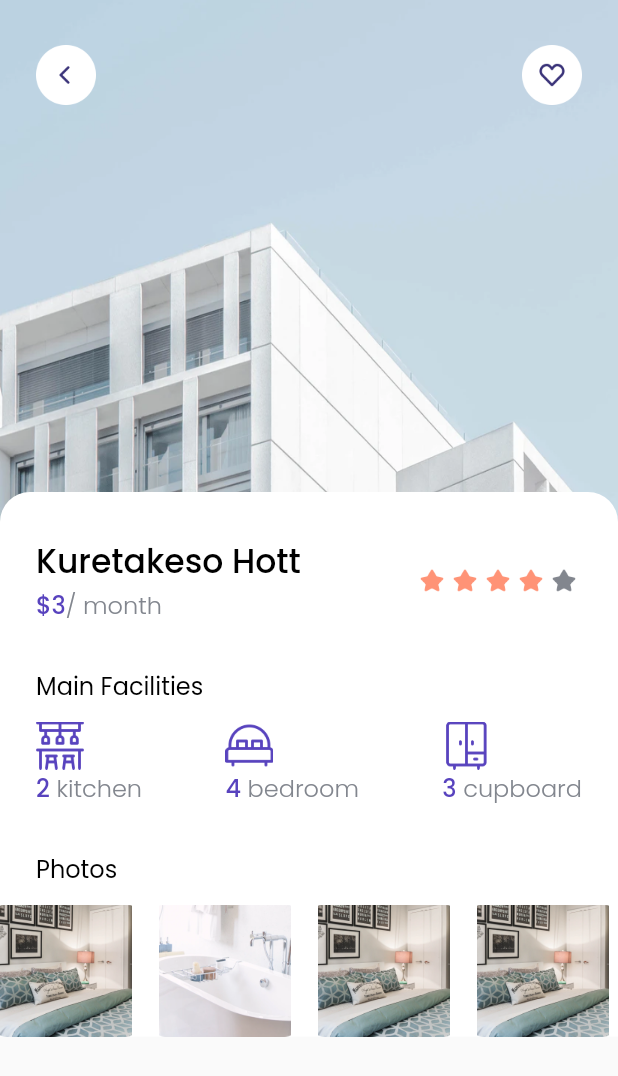
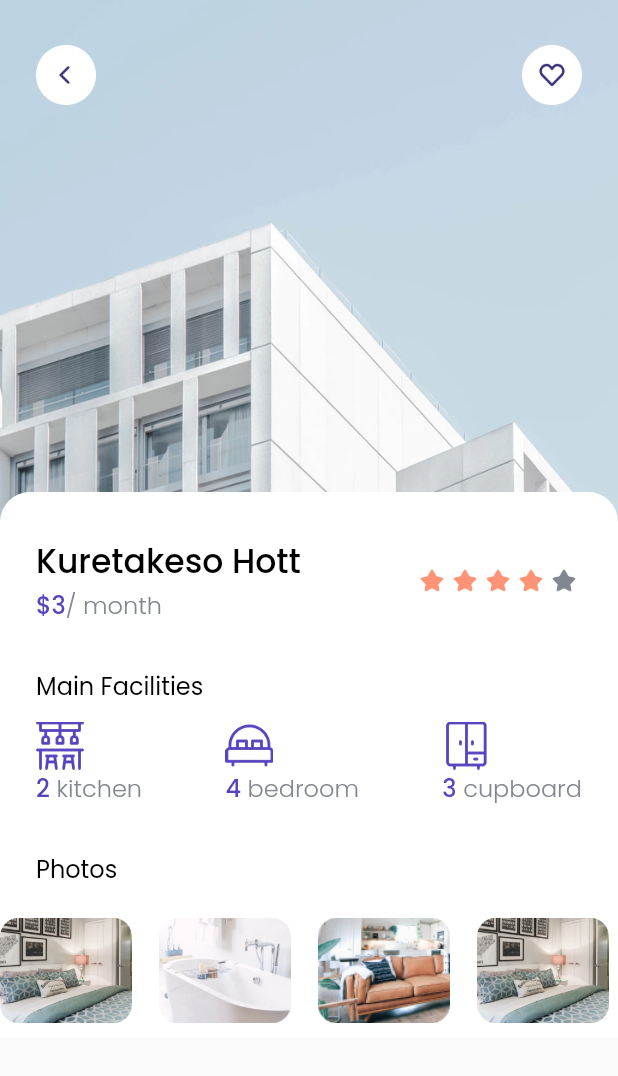
Before and after one commit to Itsqy/Find-Home-App, a Flutter app: the DetailPage screen opened directly, on a phone screen of 412 x 824 dp. Shown: the top 1076 px of the screen. Run offline on Flutter 3.47's test engine with Material 2 defaults, Android fonts, the phone set to English and light mode, and no system bars; our stand-ins replace google_fonts; missing offline and left inert: dart:ffi.

Commit message:
fix radius box photos

```diff
--- a/lib/pages/detail_pages.dart
+++ b/lib/pages/detail_pages.dart
@@ -192,7 +192,6 @@ class DetailPage extends StatelessWidget {
                               'assets/picphoto_1.png',
                               height: 110,
                               width: 88,
-                              fit: BoxFit.cover,
                             ),
                             SizedBox(
                               width: 18,
@@ -201,7 +200,14 @@ class DetailPage extends StatelessWidget {
                               'assets/picphoto_2.png',
                               height: 110,
                               width: 88,
-                              fit: BoxFit.cover,
+                            ),
+                            SizedBox(
+                              width: 18,
+                            ),
+                            Image.asset(
+                              'assets/picphoto_3.png',
+                              height: 110,
+                              width: 88,
                             ),
                             SizedBox(
                               width: 18,
@@ -210,16 +216,6 @@ class DetailPage extends StatelessWidget {
                               'assets/picphoto_1.png',
                               height: 110,
                               width: 88,
-                              fit: BoxFit.cover,
-                            ),
-                            SizedBox(
-                              width: 18,
-                            ),
-                            Image.asset(
-                              'assets/picphoto_1.png',
-                              height: 110,
-                              width: 88,
-                              fit: BoxFit.cover,
                             ),
                             SizedBox(
                               width: 18,
```
Also changed, not shown: assets/picphoto_3.png.
